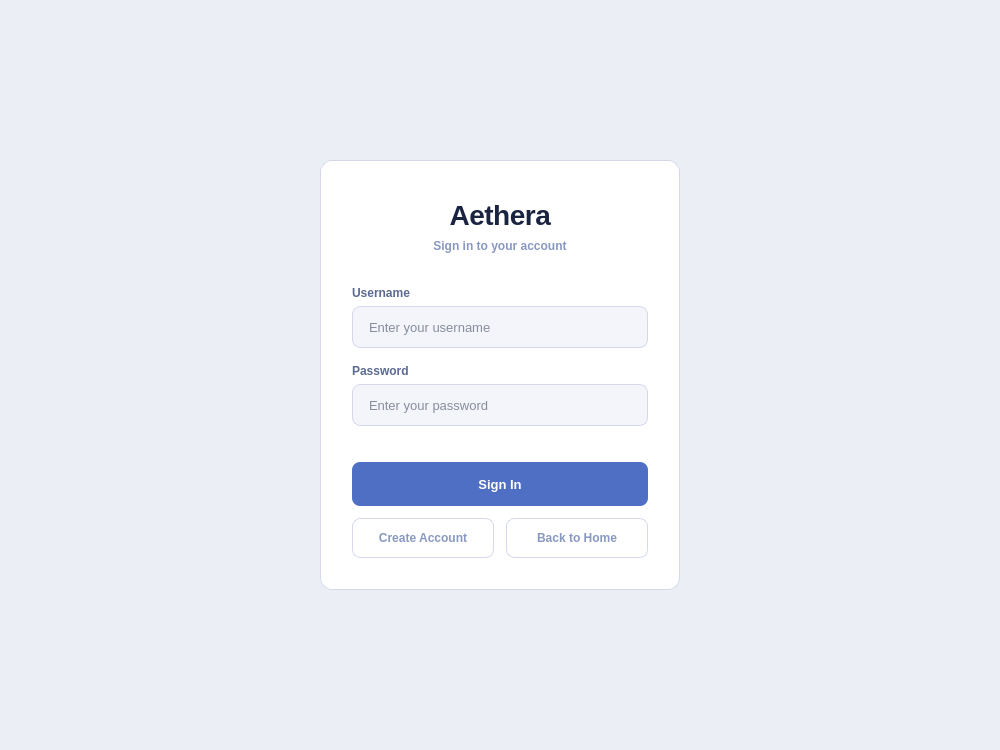
Old version of the form src/ui/login/login.ui in the repository DIDimov24/Aethera.
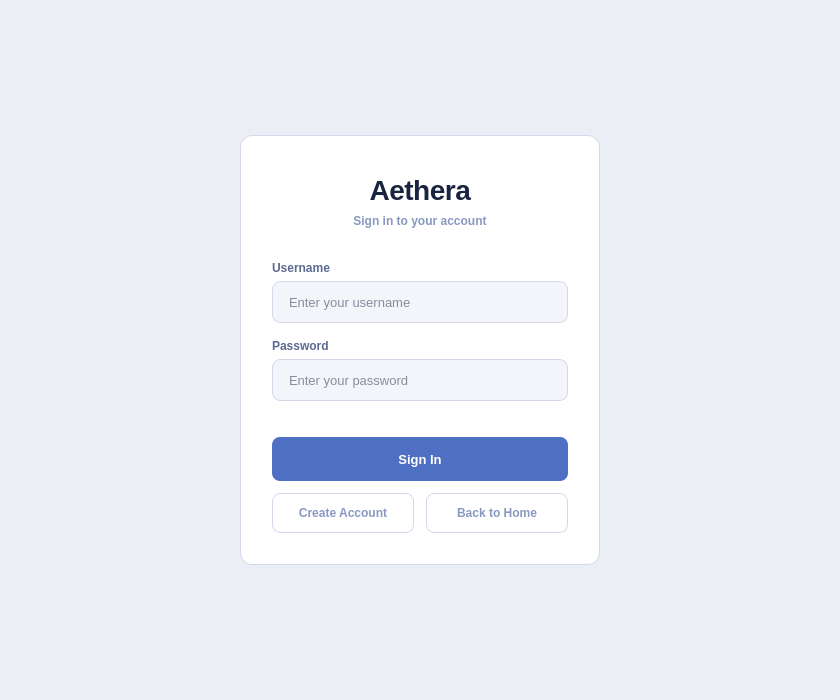
New version of the form.

Patch:
```diff
--- a/src/ui/login/login.ui
+++ b/src/ui/login/login.ui
@@ -3,10 +3,10 @@
  <class>Login</class>
  <widget class="QMainWindow" name="Login">
   <property name="geometry">
-   <rect><x>0</x><y>0</y><width>1000</width><height>750</height></rect>
+         <rect><x>0</x><y>0</y><width>840</width><height>700</height></rect>
   </property>
-  <property name="minimumSize"><size><width>1000</width><height>750</height></size></property>
-  <property name="maximumSize"><size><width>1000</width><height>750</height></size></property>
+        <property name="minimumSize"><size><width>840</width><height>700</height></size></property>
+        <property name="maximumSize"><size><width>840</width><height>700</height></size></property>
   <property name="windowTitle"><string>Aethera</string></property>
   <widget class="QWidget" name="centralwidget">
    <property name="styleSheet">
@@ -102,7 +102,7 @@
    </property>
    <widget class="QWidget" name="card" native="true">
     <property name="geometry">
-     <rect><x>320</x><y>160</y><width>360</width><height>430</height></rect>
+           <rect><x>240</x><y>135</y><width>360</width><height>430</height></rect>
     </property>
     <widget class="QLabel" name="labelTitle">
      <property name="geometry"><rect><x>0</x><y>36</y><width>360</width><height>38</height></rect></property>
```
